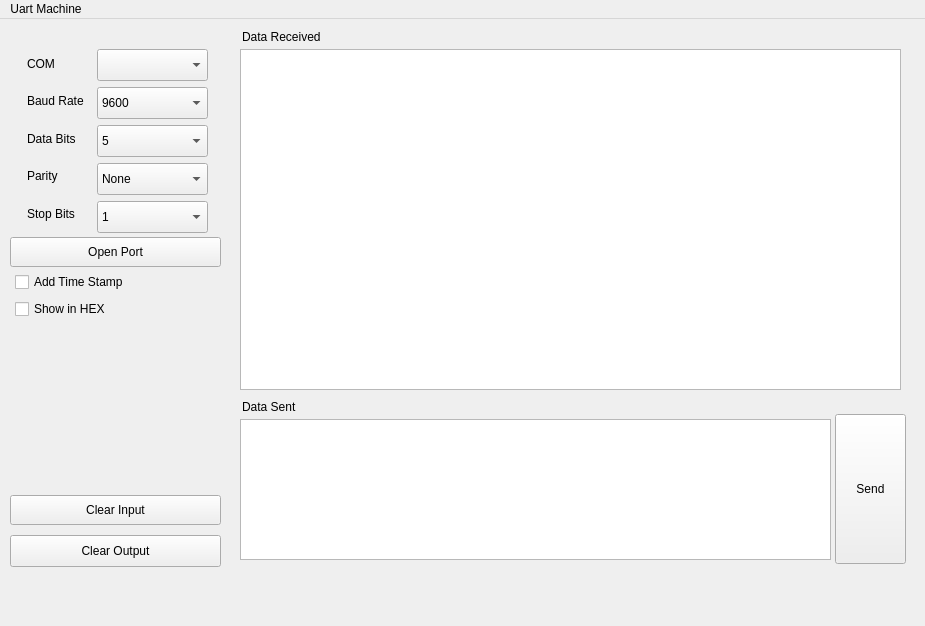
This is mainwindow.ui in yuukidach/Serial-Machine as Qt 5 draws it before an edit. The edited form follows.
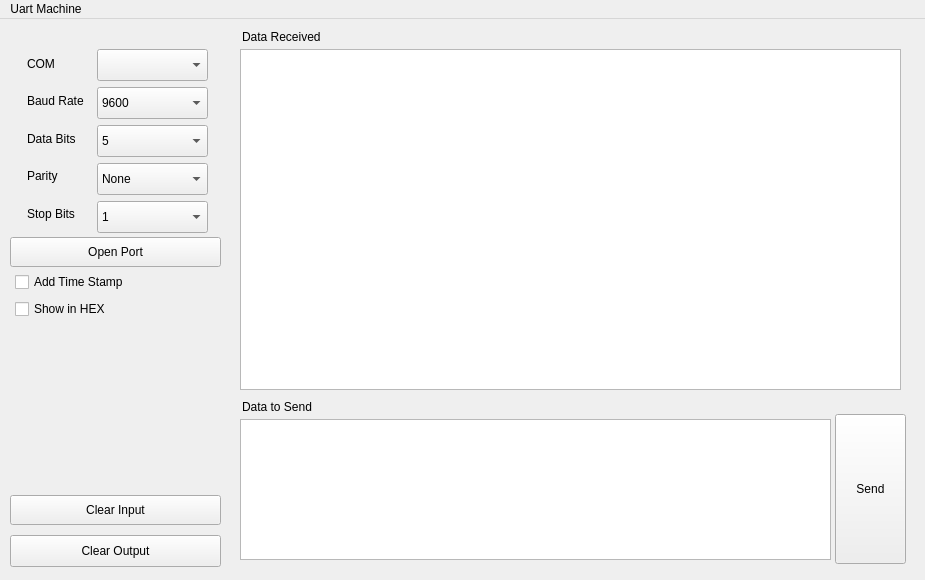
This is the edited form.

What changed in the file:
```diff
--- a/mainwindow.ui
+++ b/mainwindow.ui
@@ -7,13 +7,28 @@
     <x>0</x>
     <y>0</y>
     <width>925</width>
-    <height>626</height>
+    <height>580</height>
    </rect>
   </property>
+  <property name="sizePolicy">
+   <sizepolicy hsizetype="Ignored" vsizetype="Ignored">
+    <horstretch>0</horstretch>
+    <verstretch>0</verstretch>
+   </sizepolicy>
+  </property>
   <property name="windowTitle">
-   <string>MainWindow</string>
+   <string>Serial Machine</string>
+  </property>
+  <property name="autoFillBackground">
+   <bool>false</bool>
   </property>
   <widget class="QWidget" name="centralwidget">
+   <property name="sizePolicy">
+    <sizepolicy hsizetype="Ignored" vsizetype="Ignored">
+     <horstretch>0</horstretch>
+     <verstretch>0</verstretch>
+    </sizepolicy>
+   </property>
    <widget class="QPushButton" name="openButton">
     <property name="geometry">
      <rect>
@@ -275,7 +290,7 @@
      </rect>
     </property>
     <property name="text">
-     <string>Data Sent</string>
+     <string>Data to Send</string>
     </property>
    </widget>
    <widget class="QCheckBox" name="stampCkBox">
```
Left out of the diff: 13 changed lines with no effect on the pictures.
